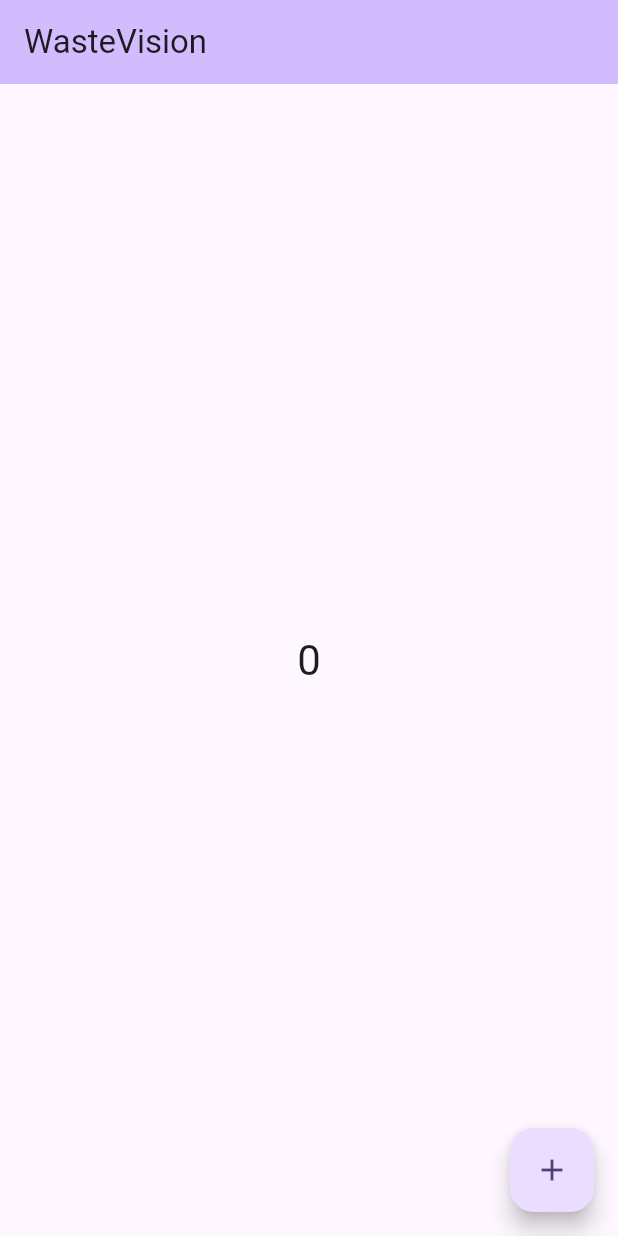
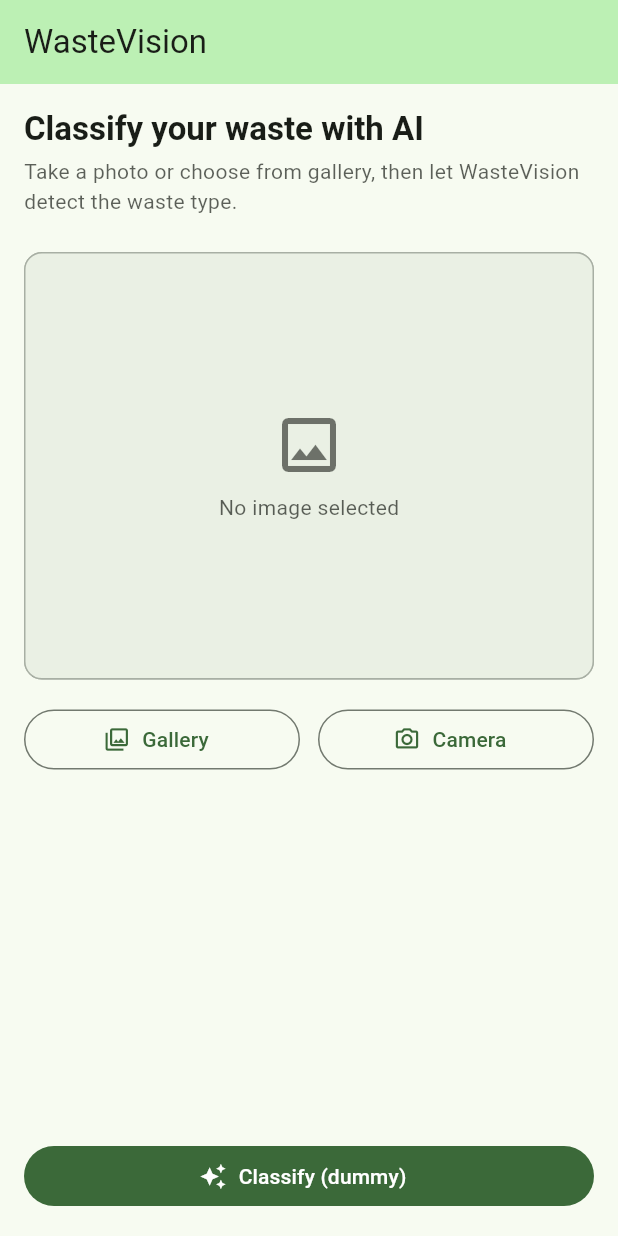
Before and after one commit to badrussamsi/wastevision-mobile, a Flutter app: the screen it shows after launch, on a phone screen of 412 x 824 dp. Run offline on Flutter 3.47's test engine with Material 3 defaults, Android fonts, the phone set to English and light mode, and no system bars.

Commit message:
Add HomePage UI skeleton and app routes

```diff
--- a/lib/main.dart
+++ b/lib/main.dart
@@ -1,65 +1,27 @@
 import 'package:flutter/material.dart';
+import 'routes/app_routes.dart';
+import 'presentation/pages/home_page.dart';
 
 void main() {
-  runApp(const MyApp());
+  runApp(const WasteVisionApp());
 }
 
-class MyApp extends StatelessWidget {
-  const MyApp({super.key});
+class WasteVisionApp extends StatelessWidget {
+  const WasteVisionApp({super.key});
 
   @override
   Widget build(BuildContext context) {
     return MaterialApp(
       title: 'WasteVision',
+      debugShowCheckedModeBanner: false,
       theme: ThemeData(
-        colorScheme: ColorScheme.fromSeed(seedColor: Colors.deepPurple),
+        colorScheme: ColorScheme.fromSeed(seedColor: Colors.green),
+        useMaterial3: true,
       ),
-      home: const MyHomePage(title: 'WasteVision'),
+      initialRoute: AppRoutes.home,
+      routes: {
+        AppRoutes.home: (_) => const HomePage(),
+      },
     );
   }
 }
-
-class MyHomePage extends StatefulWidget {
-  const MyHomePage({super.key, required this.title});
-
-  final String title;
-
-  @override
-  State<MyHomePage> createState() => _MyHomePageState();
-}
-
-class _MyHomePageState extends State<MyHomePage> {
-  int _counter = 0;
-
-  void _incrementCounter() {
-    setState(() {
-      _counter++;
-    });
-  }
-
-  @override
-  Widget build(BuildContext context) {
-    return Scaffold(
-      appBar: AppBar(
-        backgroundColor: Theme.of(context).colorScheme.inversePrimary,
-        title: Text(widget.title),
-      ),
-      body: Center(
-        child: Column(
-          mainAxisAlignment: MainAxisAlignment.center,
-          children: <Widget>[
-            Text(
-              '$_counter',
-              style: Theme.of(context).textTheme.headlineMedium,
-            ),
-          ],
-        ),
-      ),
-      floatingActionButton: FloatingActionButton(
-        onPressed: _incrementCounter,
-        tooltip: 'Increment',
-        child: const Icon(Icons.add),
-      ),
-    );
-  }
-}
--- /dev/null
+++ b/lib/presentation/pages/home_page.dart
@@ -0,0 +1,168 @@
+import 'package:flutter/material.dart';
+
+class HomePage extends StatefulWidget {
+  const HomePage({super.key});
+
+  @override
+  State<HomePage> createState() => _HomePageState();
+}
+
+class _HomePageState extends State<HomePage> {
+  // TODO: connect this to a real picked image (File/ImageProvider) later
+  ImageProvider? _selectedImage;
+
+  @override
+  Widget build(BuildContext context) {
+    final theme = Theme.of(context);
+
+    return Scaffold(
+      appBar: AppBar(
+        title: const Text('WasteVision'),
+        backgroundColor: theme.colorScheme.primaryContainer,
+      ),
+      body: SafeArea(
+        child: Padding(
+          padding: const EdgeInsets.all(16),
+          child: Column(
+            crossAxisAlignment: CrossAxisAlignment.stretch,
+            children: [
+              _buildHeader(theme),
+              const SizedBox(height: 24),
+              _buildImagePreview(theme),
+              const SizedBox(height: 16),
+              _buildPickButtons(context),
+              const Spacer(),
+              _buildClassifyButton(context),
+            ],
+          ),
+        ),
+      ),
+    );
+  }
+
+  Widget _buildHeader(ThemeData theme) {
+    return Column(
+      crossAxisAlignment: CrossAxisAlignment.start,
+      children: [
+        Text(
+          'Classify your waste with AI',
+          style: theme.textTheme.titleLarge?.copyWith(
+            fontWeight: FontWeight.bold,
+          ),
+        ),
+        const SizedBox(height: 4),
+        Text(
+          'Take a photo or choose from gallery, then let WasteVision detect the waste type.',
+          style: theme.textTheme.bodyMedium?.copyWith(
+            color: theme.textTheme.bodyMedium?.color?.withOpacity(0.7),
+          ),
+        ),
+      ],
+    );
+  }
+
+  Widget _buildImagePreview(ThemeData theme) {
+    return AspectRatio(
+      aspectRatio: 4 / 3,
+      child: DecoratedBox(
+        decoration: BoxDecoration(
+          borderRadius: BorderRadius.circular(12),
+          border: Border.all(
+            color: theme.dividerColor,
+          ),
+        ),
+        child: ClipRRect(
+          borderRadius: BorderRadius.circular(12),
+          child: Container(
+            color: theme.colorScheme.surfaceVariant.withOpacity(0.5),
+            child: _selectedImage == null
+                ? _buildEmptyPreview(theme)
+                : Image(
+                    image: _selectedImage!,
+                    fit: BoxFit.cover,
+                  ),
+          ),
+        ),
+      ),
+    );
+  }
+
+  Widget _buildEmptyPreview(ThemeData theme) {
+    return Center(
+      child: Column(
+        mainAxisSize: MainAxisSize.min,
+        children: [
+          Icon(
+            Icons.image_outlined,
+            size: 48,
+            color: theme.colorScheme.onSurface.withOpacity(0.6),
+          ),
+          const SizedBox(height: 8),
+          Text(
+            'No image selected',
+            style: theme.textTheme.bodyMedium?.copyWith(
+              color: theme.textTheme.bodyMedium?.color?.withOpacity(0.7),
+            ),
+          ),
+        ],
+      ),
+    );
+  }
+
+  Widget _buildPickButtons(BuildContext context) {
+    return Row(
+      children: [
+        Expanded(
+          child: OutlinedButton.icon(
+            onPressed: () {
+              // TODO: implement pick from gallery
+              _showComingSoon(context);
+            },
+            icon: const Icon(Icons.photo_library_outlined),
+            label: const Text('Gallery'),
+          ),
+        ),
+        const SizedBox(width: 12),
+        Expanded(
+          child: OutlinedButton.icon(
+            onPressed: () {
+              // TODO: implement take photo with camera
+              _showComingSoon(context);
+            },
+            icon: const Icon(Icons.photo_camera_outlined),
+            label: const Text('Camera'),
+          ),
+        ),
+      ],
+    );
+  }
+
+  Widget _buildClassifyButton(BuildContext context) {
+    final hasImage = _selectedImage != null;
+
+    return FilledButton.icon(
+      onPressed: hasImage
+          ? () {
+              // TODO: connect to backend /predict endpoint
+              _showComingSoon(context);
+            }
+          : () {
+              ScaffoldMessenger.of(context).showSnackBar(
+                const SnackBar(
+                  content: Text('Pick or capture an image first.'),
+                ),
+              );
+            },
+      icon: const Icon(Icons.auto_awesome),
+      label: const Text('Classify (dummy)'),
+    );
+  }
+
+  void _showComingSoon(BuildContext context) {
+    ScaffoldMessenger.of(context).showSnackBar(
+      const SnackBar(
+        content: Text('This action will be implemented soon.'),
+      ),
+    );
+  }
+}
--- a/lib/routes/app_routes.dart
+++ b/lib/routes/app_routes.dart
@@ -0,0 +1,3 @@
+class AppRoutes {
+  static const String home = '/';
+}
```
